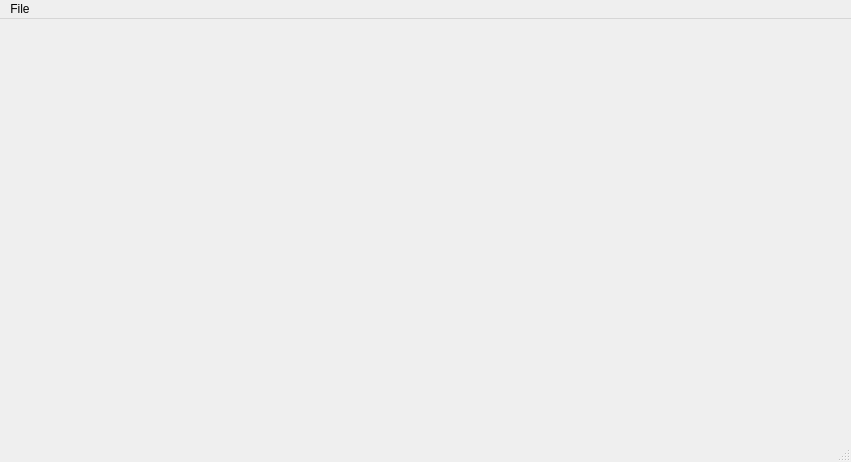
Above: 02_oop/JSON_Editor/mainwindow.ui from oleksandr-dehtiar-gl/gl-c-cpp-basecamp-2021-2 before the change. Below: the same form after it.
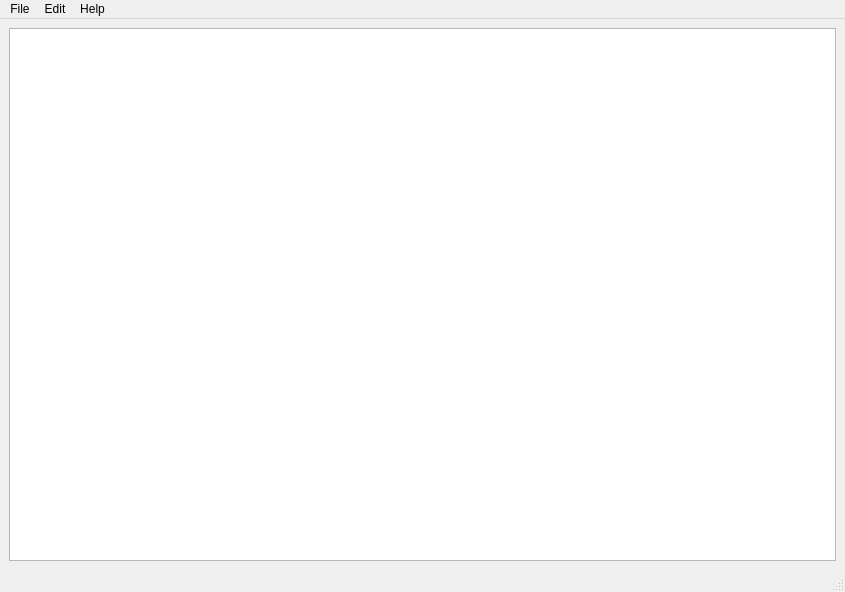
That is the form after the change.

Commit message: UI improvements Added edit, help buttons Added working area (text box)

```diff
--- a/02_oop/JSON_Editor/mainwindow.ui
+++ b/02_oop/JSON_Editor/mainwindow.ui
@@ -6,20 +6,45 @@
    <rect>
     <x>0</x>
     <y>0</y>
-    <width>851</width>
-    <height>462</height>
+    <width>845</width>
+    <height>592</height>
    </rect>
   </property>
+  <property name="minimumSize">
+   <size>
+    <width>200</width>
+    <height>100</height>
+   </size>
+  </property>
   <property name="windowTitle">
    <string>JSON Editor</string>
   </property>
-  <widget class="QWidget" name="centralwidget"/>
+  <widget class="QWidget" name="centralwidget">
+   <layout class="QGridLayout" name="gridLayout">
+    <item row="0" column="0">
+     <widget class="QTextEdit" name="textEdit">
+      <property name="sizePolicy">
+       <sizepolicy hsizetype="Expanding" vsizetype="Expanding">
+        <horstretch>0</horstretch>
+        <verstretch>0</verstretch>
+       </sizepolicy>
+      </property>
+      <property name="font">
+       <font>
+        <family>Times New Roman</family>
+        <pointsize>14</pointsize>
+       </font>
+      </property>
+     </widget>
+    </item>
+   </layout>
+  </widget>
   <widget class="QMenuBar" name="menubar">
    <property name="geometry">
     <rect>
      <x>0</x>
      <y>0</y>
-     <width>851</width>
+     <width>845</width>
      <height>20</height>
     </rect>
    </property>
@@ -36,7 +61,33 @@
     <addaction name="separator"/>
     <addaction name="actionQuit"/>
    </widget>
+   <widget class="QMenu" name="menuEdit">
+    <property name="title">
+     <string>Edit</string>
+    </property>
+    <addaction name="separator"/>
+    <addaction name="actionUndo"/>
+    <addaction name="separator"/>
+    <addaction name="actionCut"/>
+    <addaction name="actionCopy"/>
+    <addaction name="actionPaste"/>
+    <addaction name="actionDelete"/>
+    <addaction name="separator"/>
+    <addaction name="actionFind"/>
+    <addaction name="separator"/>
+    <addaction name="actionSelect_All"/>
+    <addaction name="separator"/>
+    <addaction name="actionShow_line_numbers"/>
+   </widget>
+   <widget class="QMenu" name="menuHelp">
+    <property name="title">
+     <string>Help</string>
+    </property>
+    <addaction name="actionAbout"/>
+   </widget>
    <addaction name="menuFile"/>
+   <addaction name="menuEdit"/>
+   <addaction name="menuHelp"/>
   </widget>
   <widget class="QStatusBar" name="statusbar"/>
   <action name="actionNew">
```
Left out of the diff: 90 changed lines with no effect on the pictures. The commit also changes 2 other files.
